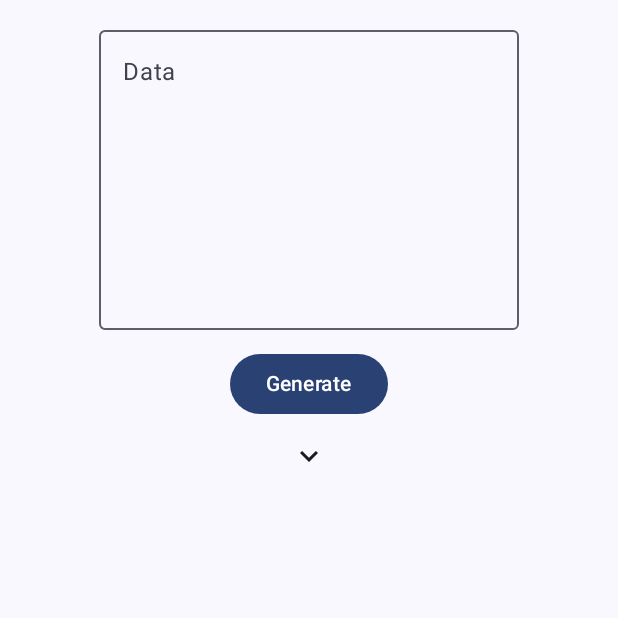
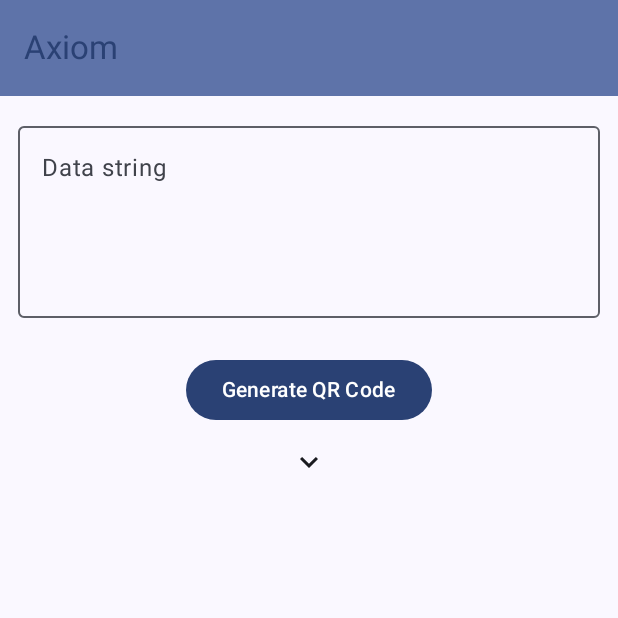
Before and after one commit to michaelbentz/axiom, an Android app built with Jetpack Compose: the screen it shows after launch (MainActivity), on a phone screen of 412 x 824 dp, the top half of it. Run offline under Robolectric (Android 15) with nearby library versions, the phone set to English and light mode, and no system bars; our stand-ins replace Dagger/Hilt's generated code, Room's generated code, livedata-compose; libraries missing offline, so code that uses them is left out: com.bumptech.glide; 1 statement that could not run was skipped.

```diff
--- a/app/src/main/kotlin/com/michaelbentz/axiom/database/entity/QrCodeEntity.kt
+++ b/app/src/main/kotlin/com/michaelbentz/axiom/database/entity/QrCodeEntity.kt
@@ -11,4 +11,8 @@ class QrCodeEntity(
     val millis: Long,
     @ColumnInfo(typeAffinity = ColumnInfo.BLOB)
     val bytes: ByteArray
-)
+) {
+    override fun toString(): String {
+        return "QrCodeEntity(id=$id, millis=$millis)"
+    }
+}
--- /dev/null
+++ b/app/src/main/kotlin/com/michaelbentz/axiom/ui/component/Components.kt
@@ -0,0 +1,70 @@
+package com.michaelbentz.axiom.ui.component
+
+import androidx.compose.foundation.background
+import androidx.compose.foundation.layout.Box
+import androidx.compose.foundation.layout.Spacer
+import androidx.compose.foundation.layout.height
+import androidx.compose.foundation.layout.padding
+import androidx.compose.material3.ExperimentalMaterial3Api
+import androidx.compose.material3.MaterialTheme
+import androidx.compose.material3.Scaffold
+import androidx.compose.material3.Surface
+import androidx.compose.material3.Text
+import androidx.compose.material3.TopAppBar
+import androidx.compose.material3.TopAppBarDefaults
+import androidx.compose.runtime.Composable
+import androidx.compose.ui.Modifier
+import androidx.compose.ui.res.colorResource
+import androidx.compose.ui.res.stringResource
+import androidx.compose.ui.unit.dp
+import com.bumptech.glide.integration.compose.ExperimentalGlideComposeApi
+import com.bumptech.glide.integration.compose.GlideImage
+import com.michaelbentz.axiom.R
+
+@OptIn(ExperimentalMaterial3Api::class)
+@Composable
+fun TopBar(
+    content: @Composable () -> Unit
+) {
+    Scaffold(
+        topBar = {
+            TopAppBar(
+                colors = TopAppBarDefaults.mediumTopAppBarColors(
+                    containerColor = MaterialTheme.colorScheme.primaryContainer,
+                    titleContentColor = MaterialTheme.colorScheme.primary,
+                ),
+                title = {
+                    Text(stringResource(id = R.string.app_name))
+                },
+            )
+        },
+    ) { innerPadding ->
+        Surface(modifier = Modifier.padding(innerPadding)) {
+            content()
+        }
+    }
+}
+
+@Composable
+fun Spacer() {
+    Spacer(modifier = Modifier.height(12.dp))
+}
+
+@OptIn(ExperimentalGlideComposeApi::class)
+@Composable
+fun QrCodeImage(bytes: ByteArray) {
+    Box(
+        modifier = Modifier
+            .background(
+                colorResource(id = R.color.white)
+            )
+    ) {
+        GlideImage(
+            model = bytes,
+            modifier = Modifier.padding(12.dp),
+            contentDescription = stringResource(
+                id = R.string.content_description_qr_code
+            )
+        )
+    }
+}
--- a/app/src/main/kotlin/com/michaelbentz/axiom/ui/screen/QrCodeScreen.kt
+++ b/app/src/main/kotlin/com/michaelbentz/axiom/ui/screen/QrCodeScreen.kt
@@ -1,11 +1,9 @@
 package com.michaelbentz.axiom.ui.screen
 
-import androidx.compose.foundation.background
 import androidx.compose.foundation.layout.Box
 import androidx.compose.foundation.layout.Column
-import androidx.compose.foundation.layout.Spacer
 import androidx.compose.foundation.layout.fillMaxSize
-import androidx.compose.foundation.layout.height
+import androidx.compose.foundation.layout.fillMaxWidth
 import androidx.compose.foundation.layout.padding
 import androidx.compose.foundation.layout.wrapContentSize
 import androidx.compose.foundation.rememberScrollState
@@ -26,29 +24,29 @@ import androidx.compose.runtime.setValue
 import androidx.compose.ui.Alignment
 import androidx.compose.ui.Modifier
 import androidx.compose.ui.platform.LocalFocusManager
-import androidx.compose.ui.res.colorResource
 import androidx.compose.ui.res.stringResource
-import androidx.compose.ui.text.input.TextFieldValue
 import androidx.compose.ui.unit.dp
 import androidx.lifecycle.viewmodel.compose.viewModel
-import com.bumptech.glide.integration.compose.ExperimentalGlideComposeApi
-import com.bumptech.glide.integration.compose.GlideImage
 import com.michaelbentz.axiom.R
+import com.michaelbentz.axiom.ui.component.QrCodeImage
+import com.michaelbentz.axiom.ui.component.Spacer
+import com.michaelbentz.axiom.ui.component.TopBar
 import com.michaelbentz.axiom.viewmodel.QrCodeViewModel
 
 @Composable
 fun QrCodeScreen() {
-    val qrCodeViewModel: QrCodeViewModel = viewModel()
-    val latestQrCodeState = qrCodeViewModel.latestQrCode.observeAsState()
+    val viewModel: QrCodeViewModel = viewModel()
+    val latestQrCodeState = viewModel.latestQrCode.observeAsState()
     val focusManager = LocalFocusManager.current
 
+    TopBar {
         Surface(
             modifier = Modifier.fillMaxSize()
         ) {
             Box(
                 modifier = Modifier
+                    .verticalScroll(rememberScrollState())
                     .fillMaxSize()
-                .verticalScroll(rememberScrollState())
             ) {
                 Column(
                     modifier = Modifier
@@ -56,66 +54,56 @@ fun QrCodeScreen() {
                         .align(Alignment.TopCenter),
                     horizontalAlignment = Alignment.CenterHorizontally,
                 ) {
-                Spacer(modifier = Modifier.height(12.dp))
-                var data by remember {
-                    mutableStateOf(TextFieldValue(String()))
+                    var dataString by remember {
+                        mutableStateOf(String())
                     }
                     OutlinedTextField(
-                    maxLines = 7,
-                    minLines = 7,
+                        modifier = Modifier
+                            .fillMaxWidth()
+                            .padding(12.dp),
                         singleLine = false,
+                        minLines = 4,
+                        maxLines = 4,
                         label = {
-                        Text(text = stringResource(id = R.string.data))
+                            Text(
+                                text = stringResource(id = R.string.data_string)
+                            )
                         },
-                    value = data,
+                        value = dataString,
                         onValueChange = {
-                        data = it
+                            dataString = it
                         }
                     )
-                Spacer(modifier = Modifier.height(12.dp))
-                Button(onClick = {
-                    if (data.text.isNotEmpty()) {
+                    Spacer()
+                    Button(
+                        onClick = {
+                            if (dataString.isNotEmpty()) {
                                 focusManager.clearFocus()
-                        qrCodeViewModel.createQrCode(data.text)
+                                viewModel.createQrCode(dataString)
                             }
                         }) {
                         Text(
-                        text = stringResource(id = R.string.generate)
+                            text = stringResource(id = R.string.generate_qr_code)
                         )
                     }
-                Spacer(modifier = Modifier.height(12.dp))
+                    Spacer()
                     Icon(
                         Icons.Filled.KeyboardArrowDown,
-                    null,
+                        stringResource(id = R.string.content_description_arrow_down),
                     )
-                Spacer(modifier = Modifier.height(12.dp))
+                    Spacer()
 
                     val latestQrCode = latestQrCodeState.value
                     if (latestQrCode != null) {
-
-                    Spacer(modifier = Modifier.height(12.dp))
+                        Spacer()
                         QrCodeImage(bytes = latestQrCode.bytes)
-                    Spacer(modifier = Modifier.height(12.dp))
-                    Text(text = latestQrCode.millis.toString())
+                        Spacer()
+                        Text(
+                            text = latestQrCode.toString()
+                        )
                     }
                 }
             }
         }
     }
-
-@OptIn(ExperimentalGlideComposeApi::class)
-@Composable
-fun QrCodeImage(bytes: ByteArray) {
-    Box(
-        modifier = Modifier
-            .background(
-                colorResource(id = R.color.white)
-            )
-    ) {
-        GlideImage(
-            model = bytes,
-            contentDescription = null,
-            modifier = Modifier.padding(12.dp)
-        )
 }
-}
--- /dev/null
+++ b/app/src/main/kotlin/com/michaelbentz/axiom/util/Utils.kt
@@ -0,0 +1 @@
+package com.michaelbentz.axiom.util
--- a/app/src/main/res/values/strings.xml
+++ b/app/src/main/res/values/strings.xml
@@ -1,5 +1,7 @@
 <resources>
     <string name="app_name">Axiom</string>
-    <string name="data">Data</string>
-    <string name="generate">Generate</string>
+    <string name="data_string">Data string</string>
+    <string name="generate_qr_code">Generate QR Code</string>
+    <string name="content_description_arrow_down">Down arrow</string>
+    <string name="content_description_qr_code">QR code</string>
 </resources>
```
Lines whose indentation alone changed are shown as unchanged.
